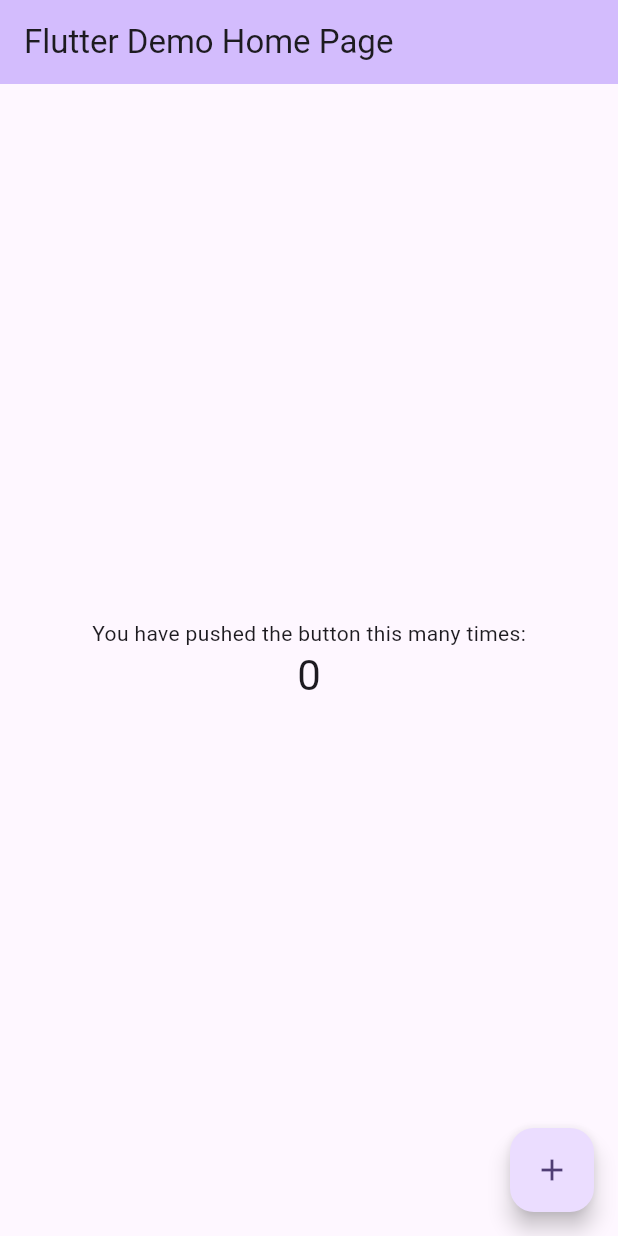
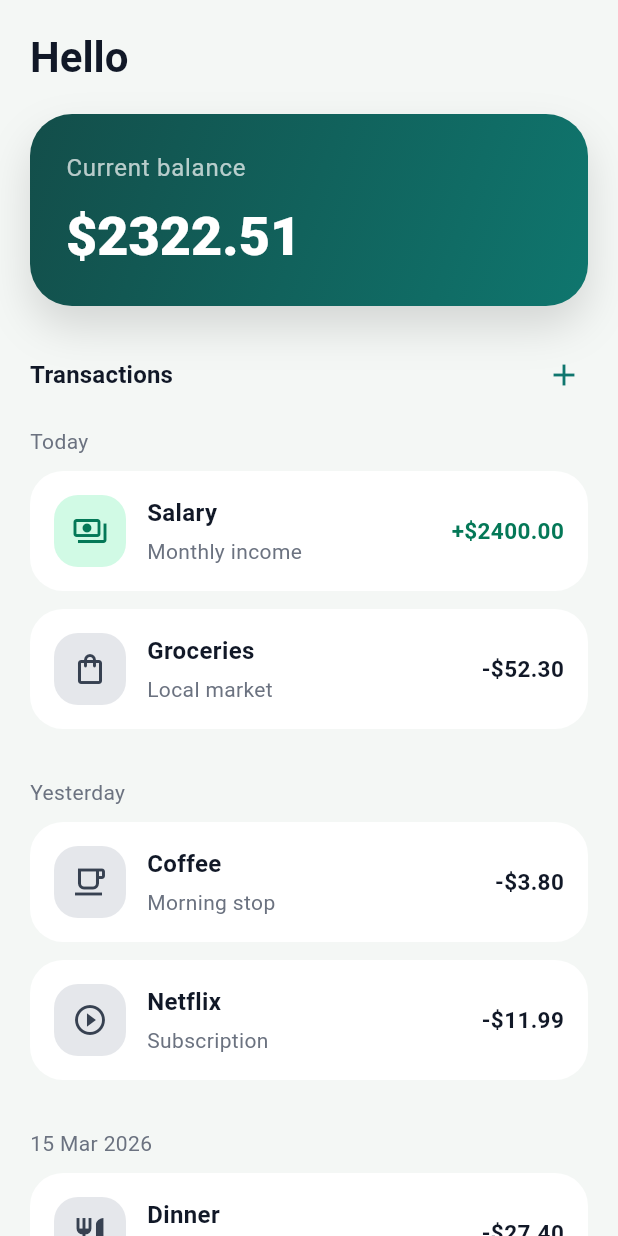
Before and after one commit to joaobartolot/expense_tracker, a Flutter app: the screen it shows after launch, on a phone screen of 412 x 824 dp. Run offline on Flutter 3.47's test engine with Material 3 defaults, Android fonts, the phone set to English and light mode, and no system bars.

Commit message:
feat: implement the home page for the app

```diff
--- /dev/null
+++ b/lib/app/app.dart
@@ -0,0 +1,18 @@
+import 'package:expense_tracker/core/theme/app_theme.dart';
+import 'package:expense_tracker/features/home/data/in_memory_transaction_repository.dart';
+import 'package:expense_tracker/features/home/presentation/pages/home_page.dart';
+import 'package:flutter/material.dart';
+
+class ExpenseTrackerApp extends StatelessWidget {
+  const ExpenseTrackerApp({super.key});
+
+  @override
+  Widget build(BuildContext context) {
+    return MaterialApp(
+      title: 'Expense Tracker',
+      debugShowCheckedModeBanner: false,
+      theme: AppTheme.light(),
+      home: HomePage(repository: InMemoryTransactionRepository()),
+    );
+  }
+}
--- /dev/null
+++ b/lib/core/theme/app_colors.dart
@@ -0,0 +1,24 @@
+import 'package:flutter/material.dart';
+
+class AppColors {
+  const AppColors._();
+
+  static const Color brand = Color(0xFF0F766E);
+  static const Color brandDark = Color(0xFF134E4A);
+
+  static const Color background = Color(0xFFF4F7F5);
+  static const Color surface = Colors.white;
+
+  static const Color textPrimary = Color(0xFF111827);
+  static const Color textSecondary = Color(0xFF6B7280);
+  static const Color iconMuted = Color(0xFF374151);
+
+  static const Color incomeSurface = Color(0xFFD1FAE5);
+  static const Color income = Color(0xFF047857);
+  static const Color expenseSurface = Color(0xFFE5E7EB);
+
+  static const Color white = Colors.white;
+  static const Color whiteMuted = Colors.white70;
+
+  static const Color shadow = Color(0x22000000);
+}
--- /dev/null
+++ b/lib/core/theme/app_theme.dart
@@ -0,0 +1,17 @@
+import 'package:expense_tracker/core/theme/app_colors.dart';
+import 'package:flutter/material.dart';
+
+class AppTheme {
+  const AppTheme._();
+
+  static ThemeData light() {
+    return ThemeData(
+      colorScheme: ColorScheme.fromSeed(
+        seedColor: AppColors.brand,
+        brightness: Brightness.light,
+      ),
+      scaffoldBackgroundColor: AppColors.background,
+      useMaterial3: true,
+    );
+  }
+}
--- /dev/null
+++ b/lib/core/utils/currency_formatter.dart
@@ -0,0 +1,3 @@
+String formatCurrency(double amount) {
+  return '\$${amount.toStringAsFixed(2)}';
+}
--- /dev/null
+++ b/lib/core/utils/date_label_formatter.dart
@@ -0,0 +1,31 @@
+String formatDateLabel(DateTime date, {DateTime? now}) {
+  final reference = now ?? DateTime.now();
+  final today = DateTime(reference.year, reference.month, reference.day);
+  final target = DateTime(date.year, date.month, date.day);
+  final difference = today.difference(target).inDays;
+
+  if (difference == 0) {
+    return 'Today';
+  }
+
+  if (difference == 1) {
+    return 'Yesterday';
+  }
+
+  const months = [
+    'Jan',
+    'Feb',
+    'Mar',
+    'Apr',
+    'May',
+    'Jun',
+    'Jul',
+    'Aug',
+    'Sep',
+    'Oct',
+    'Nov',
+    'Dec',
+  ];
+
+  return '${date.day} ${months[date.month - 1]} ${date.year}';
+}
--- /dev/null
+++ b/lib/features/home/data/in_memory_transaction_repository.dart
@@ -0,0 +1,73 @@
+import 'package:expense_tracker/features/home/data/transaction_repository.dart';
+import 'package:expense_tracker/features/home/domain/models/transaction_item.dart';
+import 'package:flutter/material.dart';
+
+class InMemoryTransactionRepository implements TransactionRepository {
+  InMemoryTransactionRepository({List<TransactionItem>? initialTransactions})
+    : _transactions = initialTransactions ?? _buildInitialTransactions();
+
+  final List<TransactionItem> _transactions;
+
+  @override
+  Future<List<TransactionItem>> getTransactions() async {
+    return List.unmodifiable(_transactions);
+  }
+
+  @override
+  Future<void> addTransaction(TransactionItem transaction) async {
+    _transactions.insert(0, transaction);
+  }
+
+  static List<TransactionItem> _buildInitialTransactions() {
+    return [
+      TransactionItem(
+        title: 'Salary',
+        subtitle: 'Monthly income',
+        amount: 2400.00,
+        date: DateTime.now().subtract(const Duration(hours: 2)),
+        type: TransactionType.income,
+        icon: Icons.payments_outlined,
+      ),
+      TransactionItem(
+        title: 'Groceries',
+        subtitle: 'Local market',
+        amount: 52.30,
+        date: DateTime.now().subtract(const Duration(hours: 5)),
+        type: TransactionType.expense,
+        icon: Icons.shopping_bag_outlined,
+      ),
+      TransactionItem(
+        title: 'Coffee',
+        subtitle: 'Morning stop',
+        amount: 3.80,
+        date: DateTime.now().subtract(const Duration(days: 1, hours: 1)),
+        type: TransactionType.expense,
+        icon: Icons.local_cafe_outlined,
+      ),
+      TransactionItem(
+        title: 'Netflix',
+        subtitle: 'Subscription',
+        amount: 11.99,
+        date: DateTime.now().subtract(const Duration(days: 1, hours: 4)),
+        type: TransactionType.expense,
+        icon: Icons.play_circle_outline,
+      ),
+      TransactionItem(
+        title: 'Dinner',
+        subtitle: 'Italian restaurant',
+        amount: 27.40,
+        date: DateTime.now().subtract(const Duration(days: 3, hours: 2)),
+        type: TransactionType.expense,
+        icon: Icons.restaurant_outlined,
+      ),
+      TransactionItem(
+        title: 'Refund',
+        subtitle: 'Online order',
+        amount: 18.00,
+        date: DateTime.now().subtract(const Duration(days: 6)),
+        type: TransactionType.income,
+        icon: Icons.replay_circle_filled_outlined,
+      ),
+    ];
+  }
+}
--- /dev/null
+++ b/lib/features/home/data/transaction_repository.dart
@@ -0,0 +1,6 @@
+import 'package:expense_tracker/features/home/domain/models/transaction_item.dart';
+
+abstract class TransactionRepository {
+  Future<List<TransactionItem>> getTransactions();
+  Future<void> addTransaction(TransactionItem transaction);
+}
--- /dev/null
+++ b/lib/features/home/domain/models/transaction_item.dart
@@ -0,0 +1,29 @@
+import 'package:flutter/material.dart';
+
+enum TransactionType { income, expense }
+
+class TransactionItem {
+  const TransactionItem({
+    required this.title,
+    required this.subtitle,
+    required this.amount,
+    required this.date,
+    required this.type,
+    required this.icon,
+  });
+
+  final String title;
+  final String subtitle;
+  final double amount;
+  final DateTime date;
+  final TransactionType type;
+  final IconData icon;
+
+  double get signedAmount {
+    if (type == TransactionType.income) {
+      return amount;
+    }
+
+    return -amount;
+  }
+}
--- /dev/null
+++ b/lib/features/home/presentation/pages/home_page.dart
@@ -0,0 +1,127 @@
+import 'package:expense_tracker/core/theme/app_colors.dart';
+import 'package:expense_tracker/core/utils/date_label_formatter.dart';
+import 'package:expense_tracker/features/home/data/transaction_repository.dart';
+import 'package:expense_tracker/features/home/domain/models/transaction_item.dart';
+import 'package:expense_tracker/features/home/presentation/widgets/balance_card.dart';
+import 'package:expense_tracker/features/home/presentation/widgets/transaction_group.dart';
+import 'package:flutter/material.dart';
+
+class HomePage extends StatefulWidget {
+  const HomePage({super.key, required this.repository});
+
+  final TransactionRepository repository;
+
+  @override
+  State<HomePage> createState() => _HomePageState();
+}
+
+class _HomePageState extends State<HomePage> {
+  List<TransactionItem> _transactions = const [];
+
+  @override
+  void initState() {
+    super.initState();
+    _loadTransactions();
+  }
+
+  Future<void> _loadTransactions() async {
+    final transactions = await widget.repository.getTransactions();
+
+    if (!mounted) {
+      return;
+    }
+
+    setState(() {
+      _transactions = transactions;
+    });
+  }
+
+  Future<void> _addTransaction() async {
+    await widget.repository.addTransaction(_buildMockTransaction());
+    await _loadTransactions();
+  }
+
+  @override
+  Widget build(BuildContext context) {
+    final theme = Theme.of(context);
+    final groupedTransactions = _groupTransactions(_transactions);
+    final balance = _transactions.fold<double>(
+      0,
+      (sum, transaction) => sum + transaction.signedAmount,
+    );
+
+    return Scaffold(
+      body: SafeArea(
+        child: ListView(
+          padding: const EdgeInsets.fromLTRB(20, 20, 20, 32),
+          children: [
+            Text(
+              'Hello',
+              style: theme.textTheme.headlineMedium?.copyWith(
+                fontWeight: FontWeight.w700,
+                color: AppColors.textPrimary,
+              ),
+            ),
+            const SizedBox(height: 20),
+            BalanceCard(balance: balance),
+            const SizedBox(height: 28),
+            Row(
+              mainAxisAlignment: MainAxisAlignment.spaceBetween,
+              children: [
+                Text(
+                  'Transactions',
+                  style: theme.textTheme.titleMedium?.copyWith(
+                    fontWeight: FontWeight.w600,
+                    color: AppColors.textPrimary,
+                  ),
+                ),
+                InkWell(
+                  onTap: _addTransaction,
+                  borderRadius: BorderRadius.circular(999),
+                  child: Padding(
+                    padding: const EdgeInsets.symmetric(
+                      horizontal: 4,
+                      vertical: 6,
+                    ),
+                    child: const Icon(Icons.add, color: AppColors.brand),
+                  ),
+                ),
+              ],
+            ),
+            const SizedBox(height: 16),
+            ...groupedTransactions.entries.map(
+              (entry) =>
+                  TransactionGroup(label: entry.key, transactions: entry.value),
+            ),
+          ],
+        ),
+      ),
+    );
+  }
+
+  Map<String, List<TransactionItem>> _groupTransactions(
+    List<TransactionItem> transactions,
+  ) {
+    final sortedTransactions = [...transactions]
+      ..sort((a, b) => b.date.compareTo(a.date));
+    final grouped = <String, List<TransactionItem>>{};
+
+    for (final transaction in sortedTransactions) {
+      final label = formatDateLabel(transaction.date);
+      grouped.putIfAbsent(label, () => []).add(transaction);
+    }
+
+    return grouped;
+  }
+
+  TransactionItem _buildMockTransaction() {
+    return TransactionItem(
+      title: 'Sample expense',
+      subtitle: 'Mock added transaction',
+      amount: 14.50,
+      date: DateTime.now(),
+      type: TransactionType.expense,
+      icon: Icons.receipt_long_outlined,
+    );
+  }
+}
--- /dev/null
+++ b/lib/features/home/presentation/widgets/balance_card.dart
@@ -0,0 +1,52 @@
+import 'package:expense_tracker/core/theme/app_colors.dart';
+import 'package:expense_tracker/core/utils/currency_formatter.dart';
+import 'package:flutter/material.dart';
+
+class BalanceCard extends StatelessWidget {
+  const BalanceCard({super.key, required this.balance});
+
+  final double balance;
+
+  @override
+  Widget build(BuildContext context) {
+    final theme = Theme.of(context);
+
+    return Container(
+      padding: const EdgeInsets.all(24),
+      decoration: BoxDecoration(
+        borderRadius: BorderRadius.circular(28),
+        gradient: const LinearGradient(
+          colors: [AppColors.brandDark, AppColors.brand],
+          begin: Alignment.topLeft,
+          end: Alignment.bottomRight,
+        ),
+        boxShadow: const [
+          BoxShadow(
+            color: AppColors.shadow,
+            blurRadius: 24,
+            offset: Offset(0, 14),
+          ),
+        ],
+      ),
+      child: Column(
+        crossAxisAlignment: CrossAxisAlignment.start,
+        children: [
+          Text(
+            'Current balance',
+            style: theme.textTheme.bodyLarge?.copyWith(
+              color: AppColors.whiteMuted,
+            ),
+          ),
+          const SizedBox(height: 12),
+          Text(
+            formatCurrency(balance),
+            style: theme.textTheme.displaySmall?.copyWith(
+              color: AppColors.white,
+              fontWeight: FontWeight.w800,
+            ),
+          ),
+        ],
+      ),
+    );
+  }
+}
--- /dev/null
+++ b/lib/features/home/presentation/widgets/transaction_group.dart
@@ -0,0 +1,45 @@
+import 'package:expense_tracker/core/theme/app_colors.dart';
+import 'package:expense_tracker/features/home/domain/models/transaction_item.dart';
+import 'package:expense_tracker/features/home/presentation/widgets/transaction_tile.dart';
+import 'package:flutter/material.dart';
+
+class TransactionGroup extends StatelessWidget {
+  const TransactionGroup({
+    super.key,
+    required this.label,
+    required this.transactions,
+  });
+
+  final String label;
+  final List<TransactionItem> transactions;
+
+  @override
+  Widget build(BuildContext context) {
+    final theme = Theme.of(context);
+
+    return Padding(
+      padding: const EdgeInsets.only(bottom: 20),
+      child: Column(
+        crossAxisAlignment: CrossAxisAlignment.start,
+        children: [
+          Padding(
+            padding: const EdgeInsets.only(bottom: 10),
+            child: Text(
+              label,
+              style: theme.textTheme.bodyMedium?.copyWith(
+                fontWeight: FontWeight.w400,
+                color: AppColors.textSecondary,
+              ),
+            ),
+          ),
+          ...transactions.map((transaction) {
+            return Padding(
+              padding: const EdgeInsets.only(bottom: 12),
+              child: TransactionTile(transaction: transaction),
+            );
+          }),
+        ],
+      ),
+    );
+  }
+}
--- /dev/null
+++ b/lib/features/home/presentation/widgets/transaction_tile.dart
@@ -0,0 +1,74 @@
+import 'package:expense_tracker/core/theme/app_colors.dart';
+import 'package:expense_tracker/core/utils/currency_formatter.dart';
+import 'package:expense_tracker/features/home/domain/models/transaction_item.dart';
+import 'package:flutter/material.dart';
+
+class TransactionTile extends StatelessWidget {
+  const TransactionTile({super.key, required this.transaction});
+
+  final TransactionItem transaction;
+
+  @override
+  Widget build(BuildContext context) {
+    final isIncome = transaction.type == TransactionType.income;
+
+    return Container(
+      padding: const EdgeInsets.all(16),
+      decoration: BoxDecoration(
+        color: AppColors.surface,
+        borderRadius: BorderRadius.circular(22),
+      ),
+      child: Row(
+        children: [
+          Container(
+            width: 48,
+            height: 48,
+            decoration: BoxDecoration(
+              color: isIncome
+                  ? AppColors.incomeSurface
+                  : AppColors.expenseSurface,
+              borderRadius: BorderRadius.circular(16),
+            ),
+            child: Icon(
+              transaction.icon,
+              color: isIncome ? AppColors.income : AppColors.iconMuted,
+            ),
+          ),
+          const SizedBox(width: 14),
+          Expanded(
+            child: Column(
+              crossAxisAlignment: CrossAxisAlignment.start,
+              children: [
+                Text(
+                  transaction.title,
+                  style: const TextStyle(
+                    fontSize: 16,
+                    fontWeight: FontWeight.w700,
+                    color: AppColors.textPrimary,
+                  ),
+                ),
+                const SizedBox(height: 4),
+                Text(
+                  transaction.subtitle,
+                  style: const TextStyle(
+                    fontSize: 14,
+                    color: AppColors.textSecondary,
+                  ),
+                ),
+              ],
+            ),
+          ),
+          const SizedBox(width: 12),
+          Text(
+            '${isIncome ? '+' : '-'}${formatCurrency(transaction.amount)}',
+            style: TextStyle(
+              fontSize: 15,
+              fontWeight: FontWeight.w700,
+              color: isIncome ? AppColors.income : AppColors.textPrimary,
+            ),
+          ),
+        ],
+      ),
+    );
+  }
+}
--- a/lib/main.dart
+++ b/lib/main.dart
@@ -1,122 +1,6 @@
+import 'package:expense_tracker/app/app.dart';
 import 'package:flutter/material.dart';
 
 void main() {
-  runApp(const MyApp());
+  runApp(const ExpenseTrackerApp());
 }
-
-class MyApp extends StatelessWidget {
-  const MyApp({super.key});
-
-  // This widget is the root of your application.
-  @override
-  Widget build(BuildContext context) {
-    return MaterialApp(
-      title: 'Flutter Demo',
-      theme: ThemeData(
-        // This is the theme of your application.
-        //
-        // TRY THIS: Try running your application with "flutter run". You'll see
-        // the application has a purple toolbar. Then, without quitting the app,
-        // try changing the seedColor in the colorScheme below to Colors.green
-        // and then invoke "hot reload" (save your changes or press the "hot
-        // reload" button in a Flutter-supported IDE, or press "r" if you used
-        // the command line to start the app).
-        //
-        // Notice that the counter didn't reset back to zero; the application
-        // state is not lost during the reload. To reset the state, use hot
-        // restart instead.
-        //
-        // This works for code too, not just values: Most code changes can be
-        // tested with just a hot reload.
-        colorScheme: .fromSeed(seedColor: Colors.deepPurple),
-      ),
-      home: const MyHomePage(title: 'Flutter Demo Home Page'),
-    );
-  }
-}
-
-class MyHomePage extends StatefulWidget {
-  const MyHomePage({super.key, required this.title});
-
-  // This widget is the home page of your application. It is stateful, meaning
-  // that it has a State object (defined below) that contains fields that affect
-  // how it looks.
-
-  // This class is the configuration for the state. It holds the values (in this
-  // case the title) provided by the parent (in this case the App widget) and
-  // used by the build method of the State. Fields in a Widget subclass are
-  // always marked "final".
-
-  final String title;
-
-  @override
-  State<MyHomePage> createState() => _MyHomePageState();
-}
-
-class _MyHomePageState extends State<MyHomePage> {
-  int _counter = 0;
-
-  void _incrementCounter() {
-    setState(() {
-      // This call to setState tells the Flutter framework that something has
-      // changed in this State, which causes it to rerun the build method below
-      // so that the display can reflect the updated values. If we changed
-      // _counter without calling setState(), then the build method would not be
-      // called again, and so nothing would appear to happen.
-      _counter++;
-    });
-  }
-
-  @override
-  Widget build(BuildContext context) {
-    // This method is rerun every time setState is called, for instance as done
-    // by the _incrementCounter method above.
-    //
-    // The Flutter framework has been optimized to make rerunning build methods
-    // fast, so that you can just rebuild anything that needs updating rather
-    // than having to individually change instances of widgets.
-    return Scaffold(
-      appBar: AppBar(
-        // TRY THIS: Try changing the color here to a specific color (to
-        // Colors.amber, perhaps?) and trigger a hot reload to see the AppBar
-        // change color while the other colors stay the same.
-        backgroundColor: Theme.of(context).colorScheme.inversePrimary,
-        // Here we take the value from the MyHomePage object that was created by
-        // the App.build method, and use it to set our appbar title.
-        title: Text(widget.title),
-      ),
-      body: Center(
-        // Center is a layout widget. It takes a single child and positions it
-        // in the middle of the parent.
-        child: Column(
-          // Column is also a layout widget. It takes a list of children and
-          // arranges them vertically. By default, it sizes itself to fit its
-          // children horizontally, and tries to be as tall as its parent.
-          //
-          // Column has various properties to control how it sizes itself and
-          // how it positions its children. Here we use mainAxisAlignment to
-          // center the children vertically; the main axis here is the vertical
-          // axis because Columns are vertical (the cross axis would be
-          // horizontal).
-          //
-          // TRY THIS: Invoke "debug painting" (choose the "Toggle Debug Paint"
-          // action in the IDE, or press "p" in the console), to see the
-          // wireframe for each widget.
-          mainAxisAlignment: .center,
-          children: [
-            const Text('You have pushed the button this many times:'),
-            Text(
-              '$_counter',
-              style: Theme.of(context).textTheme.headlineMedium,
-            ),
-          ],
-        ),
-      ),
-      floatingActionButton: FloatingActionButton(
-        onPressed: _incrementCounter,
-        tooltip: 'Increment',
-        child: const Icon(Icons.add),
-      ),
-    );
-  }
-}
```
Also changed, not shown: 2 other files.
